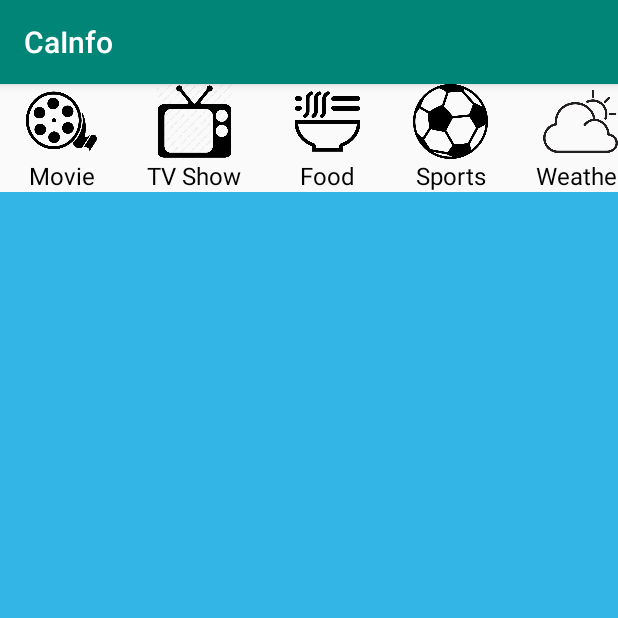
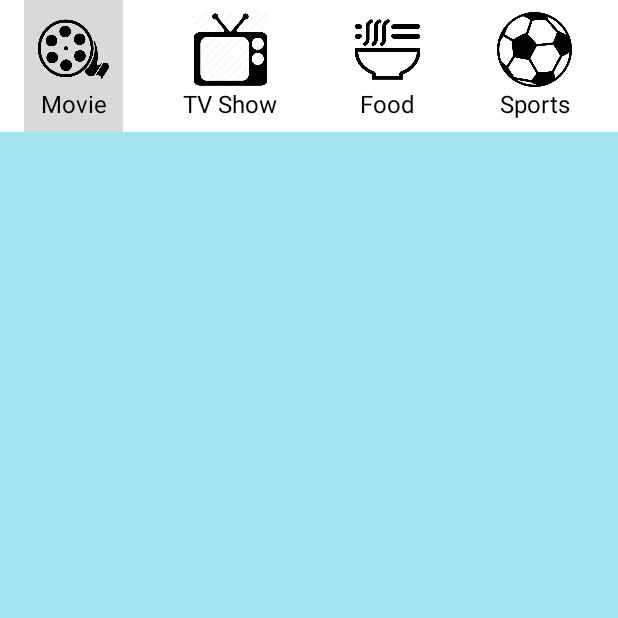
Before and after one commit to kelvintandrio/CaINFO, an Android app: the screen it shows after launch (MainActivity), on a phone screen of 412 x 824 dp, the top half of it. Run offline under Robolectric (Android 15) with nearby library versions, the phone set to English and light mode, and no system bars; our stand-ins replace RxJava, paging; libraries missing offline, so code that uses them is left out: androidx.paging; pictures from the network do not load; 3 statements that could not run were skipped.

Commit message:
Model UI TabItem

```diff
--- a/app/src/main/java/algorithm/kelvin/project/ca_info/view/MainActivity.kt
+++ b/app/src/main/java/algorithm/kelvin/project/ca_info/view/MainActivity.kt
@@ -2,9 +2,11 @@ package algorithm.kelvin.project.ca_info.view
 
 import algorithm.kelvin.project.ca_info.R
 import android.os.Bundle
+import android.util.Log
 import androidx.appcompat.app.AppCompatActivity
 import kotlinx.android.synthetic.main.activity_main.*
 
+@Suppress("DEPRECATION")
 class MainActivity : AppCompatActivity() {
     private val movie = MovieFragment()
     private val tv = TVFragment()
@@ -13,8 +15,25 @@ class MainActivity : AppCompatActivity() {
         super.onCreate(savedInstanceState)
         setContentView(R.layout.activity_main)
 
+        var tabNow = tabMovie
+        tabNow.setBackgroundColor(resources.getColor(R.color.colorTabItem))
+
         val mainPageAdapter = MainPageAdapter(supportFragmentManager)
         mainPageAdapter.addPageMenu(movie, tv)
         main_viewpager.adapter = mainPageAdapter
+
+        imageMovie.setOnClickListener {
+            main_viewpager.currentItem = 0
+            tabNow.setBackgroundColor(resources.getColor(R.color.colorWhite))
+            tabNow = tabMovie
+            tabNow.setBackgroundColor(resources.getColor(R.color.colorTabItem))
+        }
+
+        imageTV.setOnClickListener {
+            main_viewpager.currentItem = 1
+            tabNow.setBackgroundColor(resources.getColor(R.color.colorWhite))
+            tabNow = tabTV
+            tabNow.setBackgroundColor(resources.getColor(R.color.colorTabItem))
+        }
     }
 }
--- a/app/src/main/res/layout/activity_main.xml
+++ b/app/src/main/res/layout/activity_main.xml
@@ -9,6 +9,7 @@
 
     <HorizontalScrollView
         style="@style/LayoutWidthHeightTypeTwo"
+        android:background="@android:color/white"
         android:scrollbars="none"
         tools:ignore="UselessParent">
 
@@ -17,23 +18,22 @@
             android:orientation="horizontal">
 
             <androidx.constraintlayout.widget.ConstraintLayout
-                style="@style/LayoutTab">
+                android:id="@+id/tabMovie"
+                style="@style/LayoutTab"
+                android:background="#DBD8D8">
 
                 <ImageView
                     android:id="@+id/imageMovie"
+                    style="@style/LayoutTabIcon"
                     android:src="@drawable/icon_movie"
-                    style="@style/LayoutTabIcon"
                     app:layout_constraintEnd_toEndOf="parent"
                     app:layout_constraintStart_toStartOf="parent"
                     app:layout_constraintTop_toTopOf="parent"
                     tools:ignore="ContentDescription" />
 
                 <TextView
-                    android:layout_width="wrap_content"
-                    android:layout_height="wrap_content"
                     android:text="@string/movie"
-                    android:textColor="@android:color/black"
-                    android:textSize="16sp"
+                    style="@style/StyleTextTabItem"
                     app:layout_constraintEnd_toEndOf="parent"
                     app:layout_constraintStart_toStartOf="parent"
                     app:layout_constraintTop_toBottomOf="@+id/imageMovie" />
@@ -41,23 +41,21 @@
             </androidx.constraintlayout.widget.ConstraintLayout>
 
             <androidx.constraintlayout.widget.ConstraintLayout
+                android:id="@+id/tabTV"
                 style="@style/LayoutTab">
 
                 <ImageView
                     android:id="@+id/imageTV"
+                    style="@style/LayoutTabIcon"
                     android:src="@drawable/icon_tv"
-                    style="@style/LayoutTabIcon"
                     app:layout_constraintEnd_toEndOf="parent"
                     app:layout_constraintStart_toStartOf="parent"
                     app:layout_constraintTop_toTopOf="parent"
                     tools:ignore="ContentDescription" />
 
                 <TextView
-                    android:layout_width="wrap_content"
-                    android:layout_height="wrap_content"
                     android:text="@string/tv_show"
-                    android:textColor="@android:color/black"
-                    android:textSize="16sp"
+                    style="@style/StyleTextTabItem"
                     app:layout_constraintEnd_toEndOf="parent"
                     app:layout_constraintStart_toStartOf="parent"
                     app:layout_constraintTop_toBottomOf="@+id/imageTV" />
@@ -77,11 +75,8 @@
                     tools:ignore="ContentDescription" />
 
                 <TextView
-                    android:layout_width="wrap_content"
-                    android:layout_height="wrap_content"
                     android:text="@string/food"
-                    android:textColor="@android:color/black"
-                    android:textSize="16sp"
+                    style="@style/StyleTextTabItem"
                     app:layout_constraintEnd_toEndOf="parent"
                     app:layout_constraintStart_toStartOf="parent"
                     app:layout_constraintTop_toBottomOf="@+id/imageFood" />
@@ -101,11 +96,8 @@
                     tools:ignore="ContentDescription" />
 
                 <TextView
-                    android:layout_width="wrap_content"
-                    android:layout_height="wrap_content"
                     android:text="@string/sports"
-                    android:textColor="@android:color/black"
-                    android:textSize="16sp"
+                    style="@style/StyleTextTabItem"
                     app:layout_constraintEnd_toEndOf="parent"
                     app:layout_constraintStart_toStartOf="parent"
                     app:layout_constraintTop_toBottomOf="@+id/imageSports" />
@@ -125,11 +117,8 @@
                     tools:ignore="ContentDescription" />
 
                 <TextView
-                    android:layout_width="wrap_content"
-                    android:layout_height="wrap_content"
                     android:text="@string/weather"
-                    android:textColor="@android:color/black"
-                    android:textSize="16sp"
+                    style="@style/StyleTextTabItem"
                     app:layout_constraintEnd_toEndOf="parent"
                     app:layout_constraintStart_toStartOf="parent"
                     app:layout_constraintTop_toBottomOf="@+id/imageWeather" />
@@ -149,11 +138,8 @@
                     tools:ignore="ContentDescription" />
 
                 <TextView
-                    android:layout_width="wrap_content"
-                    android:layout_height="wrap_content"
                     android:text="@string/video"
-                    android:textColor="@android:color/black"
-                    android:textSize="16sp"
+                    style="@style/StyleTextTabItem"
                     app:layout_constraintEnd_toEndOf="parent"
                     app:layout_constraintStart_toStartOf="parent"
                     app:layout_constraintTop_toBottomOf="@+id/imageVideo" />
@@ -166,8 +152,7 @@
 
     <androidx.viewpager.widget.ViewPager
         android:id="@+id/main_viewpager"
-        android:layout_width="match_parent"
-        android:layout_height="match_parent"
+        style="@style/LayoutWidthHeightTypeOne"
         app:layout_behavior="com.google.android.material.appbar.AppBarLayout$ScrollingViewBehavior" />
 
 </LinearLayout>
--- a/app/src/main/res/layout/fragment_movie.xml
+++ b/app/src/main/res/layout/fragment_movie.xml
@@ -1,17 +1,14 @@
 <?xml version="1.0" encoding="utf-8"?>
-<FrameLayout
-    xmlns:android="http://schemas.android.com/apk/res/android"
+<FrameLayout xmlns:android="http://schemas.android.com/apk/res/android"
     xmlns:tools="http://schemas.android.com/tools"
-    android:layout_width="match_parent"
-    android:layout_height="match_parent"
+    style="@style/LayoutWidthHeightTypeOne"
     android:id="@+id/frameMovie"
-    android:background="@android:color/holo_blue_light"
+    android:background="@color/colorBackgroundMovie"
     tools:context=".view.MovieFragment">
 
     <androidx.recyclerview.widget.RecyclerView
         android:id="@+id/rvMovie"
-        android:layout_margin="8dp"
-        android:layout_width="match_parent"
-        android:layout_height="match_parent"/>
+        style="@style/LayoutWidthHeightTypeOne"
+        android:layout_margin="8dp" />
 
 </FrameLayout>
--- a/app/src/main/res/layout/item_data_movie.xml
+++ b/app/src/main/res/layout/item_data_movie.xml
@@ -2,15 +2,16 @@
 <LinearLayout
     xmlns:android="http://schemas.android.com/apk/res/android"
     xmlns:tools="http://schemas.android.com/tools"
+    android:background="@color/colorWhite"
     android:orientation="horizontal"
     android:layout_margin="8dp"
-    android:layout_width="match_parent"
-    android:layout_height="wrap_content">
+    style="@style/LayoutWidthHeightTypeTwo">
 
     <ImageView
         android:id="@+id/imgPosterMovie"
         android:layout_width="100dp"
         android:layout_height="150dp"
+        android:layout_margin="8dp"
         android:src="@drawable/sample_poster_movie"
         tools:ignore="ContentDescription" />
 
@@ -25,6 +26,7 @@
             android:id="@+id/tvTitleMovie"
             android:layout_width="match_parent"
             android:layout_height="wrap_content"
+            android:layout_marginTop="8dp"
             android:text="@string/title"
             android:textColor="@android:color/black"
             android:textStyle="bold"
--- a/app/src/main/res/values/colors.xml
+++ b/app/src/main/res/values/colors.xml
@@ -3,4 +3,8 @@
     <color name="colorPrimary">#008577</color>
     <color name="colorPrimaryDark">#00574B</color>
     <color name="colorAccent">#D81B60</color>
+
+    <color name="colorTabItem">#DBD8D8</color>
+    <color name="colorWhite">#ffffffff</color>
+    <color name="colorBackgroundMovie">#A2E4F0</color>
 </resources>
--- a/app/src/main/res/values/styles.xml
+++ b/app/src/main/res/values/styles.xml
@@ -1,7 +1,7 @@
 <resources>
 
     <!-- Base application theme. -->
-    <style name="AppTheme" parent="Theme.AppCompat.Light.DarkActionBar">
+    <style name="AppTheme" parent="Theme.AppCompat.Light.NoActionBar">
         <!-- Customize your theme here. -->
         <item name="colorPrimary">@color/colorPrimary</item>
         <item name="colorPrimaryDark">@color/colorPrimaryDark</item>
@@ -28,6 +28,7 @@
         <item name="android:layout_height">wrap_content</item>
         <item name="android:layout_marginLeft">16dp</item>
         <item name="android:layout_marginRight">16dp</item>
+        <item name="android:padding">8dp</item>
     </style>
 
     <style name="LayoutTabIcon">
@@ -35,4 +36,11 @@
         <item name="android:layout_height">50dp</item>
     </style>
 
+    <style name="StyleTextTabItem">
+        <item name="android:layout_width">wrap_content</item>
+        <item name="android:layout_height">wrap_content</item>
+        <item name="android:textSize">16sp</item>
+        <item name="android:textColor">@android:color/black</item>
+    </style>
+
 </resources>
```
Also changed, not shown: 1 other file.
